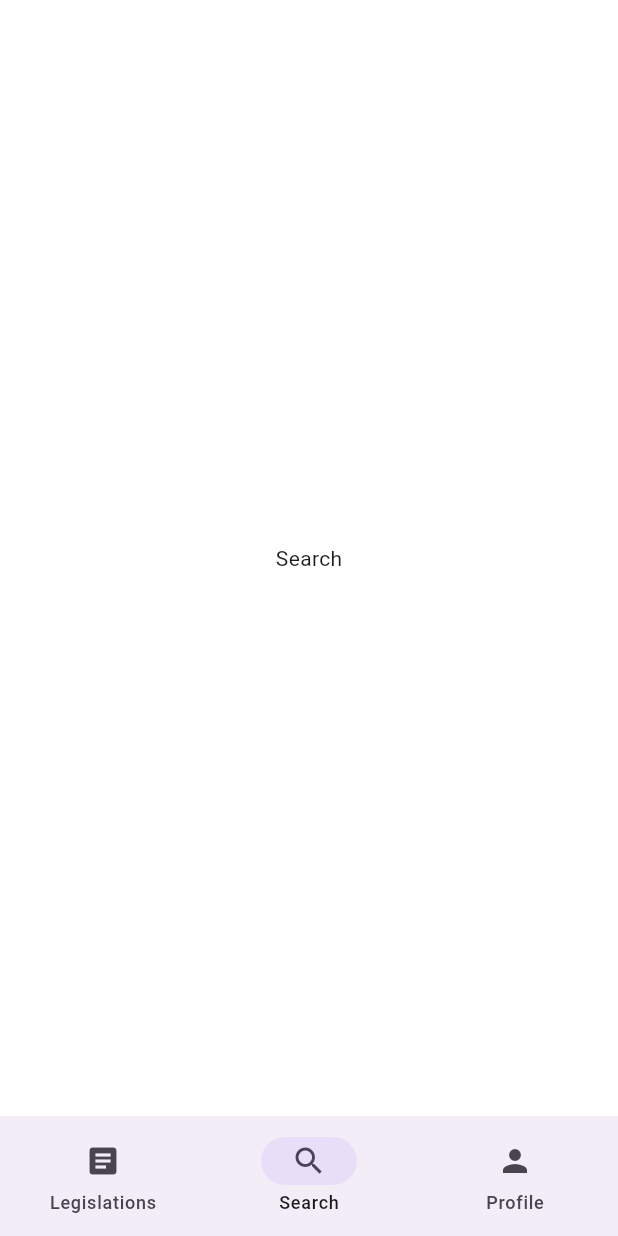
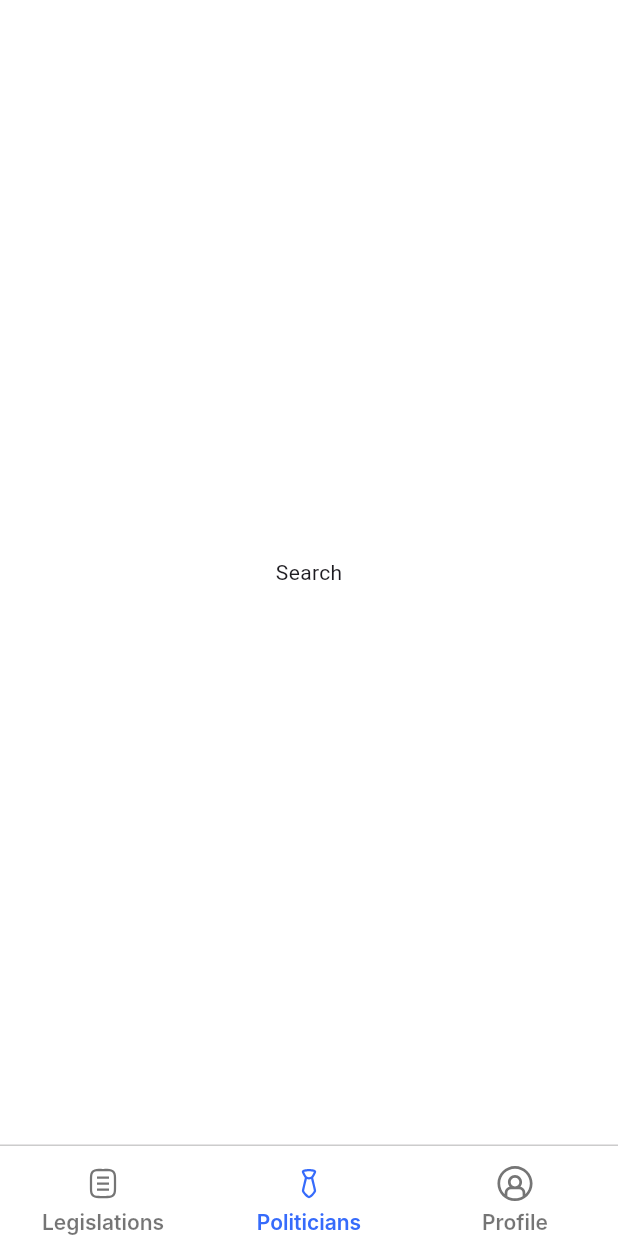
Before and after one commit to Asad422/Pulse, a Flutter app: the AppShell screen opened directly with empty values, item 2 of the bottom bar chosen, on a phone screen of 412 x 824 dp. Run offline on Flutter 3.47's test engine with Material 3 defaults, Android fonts, the phone set to English and light mode, and no system bars; our stand-ins replace device_preview, flutter_svg, go_router; Roboto replaces fonts that are missing (Inter).

Commit message:
fix_nav_bar

```diff
--- a/lib/app/ui/shell/app_shell.dart
+++ b/lib/app/ui/shell/app_shell.dart
@@ -2,15 +2,20 @@ import 'package:flutter/material.dart';
 import 'package:go_router/go_router.dart';
 
 import '../../../core/router/routes.dart';
+import '../../../core/resources/app_icons.dart';
+import '../../../core/theme/app_colors.dart';
+import '../../../core/theme/text_styles.dart';
+
+// ... импорты те же
 
 class AppShell extends StatelessWidget {
   const AppShell({super.key, required this.child});
   final Widget child;
 
   static final _tabs = [
-    (label: 'Legislations', icon: Icons.article, path: AppPaths.home),
-    (label: 'Search',       icon: Icons.search,  path: AppPaths.search),
-    (label: 'Profile',      icon: Icons.person,  path: AppPaths.profile),
+    (label: 'Legislations', icon: AppIcons.icLegislations, path: AppPaths.home),
+    (label: 'Politicians',  icon: AppIcons.icPoliticans,   path: AppPaths.search),
+    (label: 'Profile',      icon: AppIcons.icProfile,      path: AppPaths.profile),
   ];
 
   int _indexFromLocation(String loc) =>
@@ -23,13 +28,78 @@ class AppShell extends StatelessWidget {
 
     return Scaffold(
       body: child,
-      bottomNavigationBar: NavigationBar(
-        selectedIndex: currentIndex,
-        onDestinationSelected: (i) => context.go(_tabs[i].path),
-        destinations: [
-          for (final t in _tabs) NavigationDestination(icon: Icon(t.icon), label: t.label),
-        ],
+      bottomNavigationBar: Container(
+        decoration: BoxDecoration(
+          color: Colors.white,
+          border: Border(
+            top: BorderSide(color: AppColors.textSecondary.withOpacity(0.2), width: 1),
+          ),
+        ),
+        child: NavigationBarTheme(
+          data: NavigationBarThemeData(
+            height: 60, // ✅ твоя высота
+            indicatorColor: Colors.transparent,
+            overlayColor: MaterialStateProperty.all(Colors.transparent),
+            labelBehavior: NavigationDestinationLabelBehavior.alwaysHide,
+          ),
+          child: NavigationBar(
+            backgroundColor: Colors.white,
+            selectedIndex: currentIndex,
+            onDestinationSelected: (i) => context.go(_tabs[i].path),
+            destinations: [
+              for (var i = 0; i < _tabs.length; i++)
+                NavigationDestination(
+                  // ⬇️ ВАЖНО: фиксируем высоту слота и центрируем контент
+                  icon: SizedBox(
+                    height: 76,
+                    child: Center(
+                      child: _NavItem(
+                        icon: _tabs[i].icon,
+                        label: _tabs[i].label,
+                        selected: currentIndex == i,
+                      ),
+                    ),
+                  ),
+                  label: '',
+                ),
+            ],
+          ),
+        ),
       ),
     );
   }
 }
+
+class _NavItem extends StatelessWidget {
+  const _NavItem({
+    required this.icon,
+    required this.label,
+    required this.selected,
+  });
+
+  final SvgAsset icon;
+  final String label;
+  final bool selected;
+
+  @override
+  Widget build(BuildContext context) {
+    final base = AppTextStyles.get("Label/l2") ?? const TextStyle(fontSize: 14);
+    final color = selected ? AppColors.primary : AppColors.textSecondary;
+
+    return Column(
+      mainAxisAlignment: MainAxisAlignment.center,
+      mainAxisSize: MainAxisSize.min,
+      children: [
+        const SizedBox(height: 13),
+        icon.svg(width: 24, height: 24, color: color),
+        const SizedBox(height: 4),
+        AnimatedDefaultTextStyle(
+          duration: const Duration(milliseconds: 150),
+          curve: Curves.easeInOut,
+          style: base.copyWith(color: color),
+          child: Text(label),
+        ),
+      ],
+    );
+  }
+}
--- a/lib/core/resources/app_icons.dart
+++ b/lib/core/resources/app_icons.dart
@@ -44,5 +44,10 @@ class AppIcons {
   static const SvgAsset icEyeOff = SvgAsset('$_dir/ic_eye_off.svg');
   static const SvgAsset icLocation = SvgAsset('$_dir/ic_location.svg');
 
+  //NavBar
+  static const SvgAsset icLegislations = SvgAsset('$_dir/nav_bar/ic_legislations.svg');
+  static const SvgAsset icPoliticans = SvgAsset('$_dir/nav_bar/ic_politicans.svg');
+  static const SvgAsset icProfile = SvgAsset('$_dir/nav_bar/ic_profile.svg');
+
 // static const SvgAsset settings = SvgAsset('$_dir/settings.svg');
 }
--- a/lib/core/theme/text_styles.dart
+++ b/lib/core/theme/text_styles.dart
@@ -2,6 +2,32 @@ import 'package:flutter/material.dart';
 import 'app_colors.dart';
 
 class AppTextStyles {
+
+  // ===== Label ===== // NEW
+  static const TextStyle labelL1 = TextStyle(
+    fontFamily: 'Inter',
+    fontSize: 16,
+    height: 20 / 14,
+    fontWeight: FontWeight.w600,
+    color: AppColors.textPrimary,
+  );
+
+  static const TextStyle labelL2 = TextStyle(
+    fontFamily: 'Inter',
+    fontSize: 14,
+    height: 16 / 12,
+    fontWeight: FontWeight.w600,
+    color: AppColors.textPrimary,
+  );
+
+  static const TextStyle labelL3 = TextStyle(
+    fontFamily: 'Inter',
+    fontSize: 12,
+    height: 16 / 12,
+    fontWeight: FontWeight.w500,
+    color: AppColors.textSecondary, // базовый цвет; перекрашиваем через copyWith
+  );
+
   // ===== Button =====
   static const TextStyle buttonLarge = TextStyle(
     fontFamily: 'Inter',
@@ -223,39 +249,38 @@ class AppTextStyles {
     "Title/t2": titleT2,
     "Title/t3": titleT3,
 
-    // Paragraph p1
+    // Paragraph
     "Paragraph/p1": paragraphP1,
     "Paragraph/p1-bold": paragraphP1Bold,
     "Paragraph/p1-high": paragraphP1High,
     "Paragraph/p1-high-bold": paragraphP1HighBold,
-
-    // Paragraph p2
     "Paragraph/p2": paragraphP2,
     "Paragraph/p2-bold": paragraphP2Bold,
     "Paragraph/p2-high": paragraphP2High,
     "Paragraph/p2-high-bold": paragraphP2HighBold,
-
-    // Paragraph p3
     "Paragraph/p3": paragraphP3,
     "Paragraph/p3-bold": paragraphP3Bold,
     "Paragraph/p3-high": paragraphP3High,
     "Paragraph/p3-high-bold": paragraphP3HighBold,
 
+    // Алиасы Body
     "Body/p1": paragraphP1,
     "Body/p1-bold": paragraphP1Bold,
     "Body/p1-high": paragraphP1High,
     "Body/p1-high-bold": paragraphP1HighBold,
-
     "Body/p2": paragraphP2,
     "Body/p2-bold": paragraphP2Bold,
     "Body/p2-high": paragraphP2High,
     "Body/p2-high-bold": paragraphP2HighBold,
-
     "Body/p3": paragraphP3,
     "Body/p3-bold": paragraphP3Bold,
     "Body/p3-high": paragraphP3High,
     "Body/p3-high-bold": paragraphP3HighBold,
 
+    // Label // NEW
+    "Label/l1": labelL1,
+    "Label/l2": labelL2,
+    "Label/l3": labelL3,
   };
 
   static TextStyle? get(String name) => _map[name];
--- a/pubspec.yaml
+++ b/pubspec.yaml
@@ -52,6 +52,7 @@ flutter:
   uses-material-design: true
   assets:
     - assets/icons/
+    - assets/icons/nav_bar/
     # - assets/images/
     # - assets/screenshots/
     # - assets/illustrations/      # добавь, если будет нужно
```
Also changed, not shown: assets/icons/nav_bar/ic_legislations.svg (added), assets/icons/nav_bar/ic_politicans.svg (added), assets/icons/nav_bar/ic_profile.svg (added).
